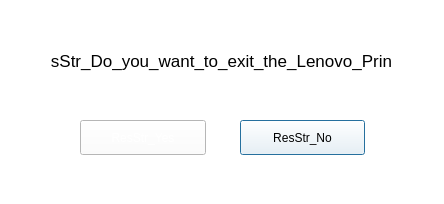
Above: cpath/promptdialog.ui from lzk/statusmonitor before the change. Below: the same form after it.
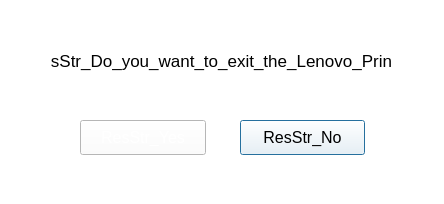
That is the form after the change. Icons and pictures are not drawn.

Diff of the .ui file:
```diff
--- a/cpath/promptdialog.ui
+++ b/cpath/promptdialog.ui
@@ -34,6 +34,11 @@
      <height>35</height>
     </rect>
    </property>
+   <property name="font">
+    <font>
+     <pointsize>12</pointsize>
+    </font>
+   </property>
    <property name="styleSheet">
     <string notr="true">QPushButton{
 border-image: url(:/Images/Btn_Gray.png) 16;
@@ -64,6 +69,11 @@
      <height>35</height>
     </rect>
    </property>
+   <property name="font">
+    <font>
+     <pointsize>12</pointsize>
+    </font>
+   </property>
    <property name="focusPolicy">
     <enum>Qt::NoFocus</enum>
    </property>
```
